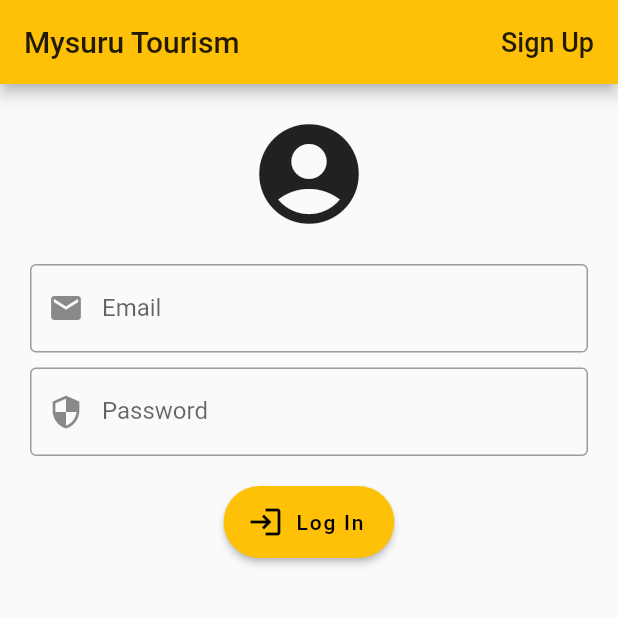
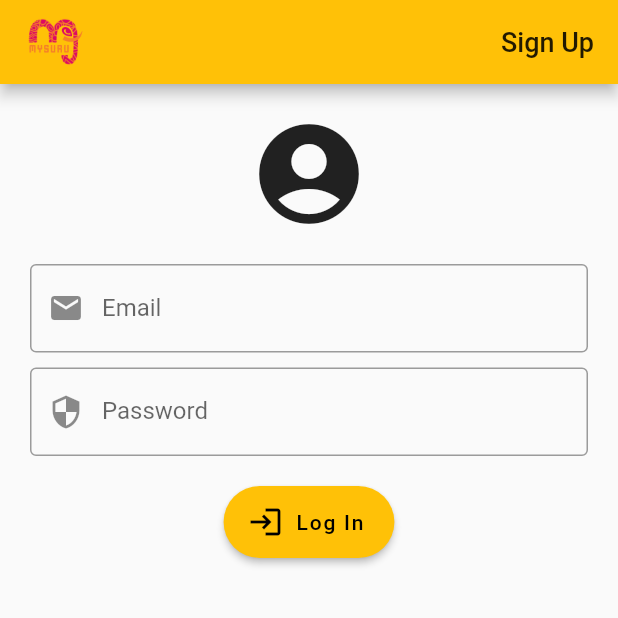
Before and after one commit to Elemento24/DSCWoW_Mysuru-Toursim, a Flutter app: the screen it shows after launch, after a tap on "Sign Up", after a tap on "Login", on a phone screen of 412 x 824 dp, the top half of it. Run offline on Flutter 3.47's test engine with Material 2 defaults, Android fonts, the phone set to English and light mode, and no system bars; our stand-ins replace flutter_dotenv, shared_preferences; statements that could not run were skipped.

Commit message:
Add the Logo in the Navbars

```diff
--- a/lib/screens/login_screen.dart
+++ b/lib/screens/login_screen.dart
@@ -9,7 +9,12 @@ class LoginScreen extends StatelessWidget {
   Widget build(BuildContext context) {
     return Scaffold(
       appBar: AppBar(
-        title: Text('Mysuru Tourism'),
+        leading: Container(
+          padding: EdgeInsets.only(left: 16),
+          child: Image(
+            image: AssetImage('assets/images/0.png'),
+          ),
+        ),
         actions: [
           FlatButton(
             onPressed: () {
--- a/lib/screens/signup_screen.dart
+++ b/lib/screens/signup_screen.dart
@@ -10,7 +10,12 @@ class SignupScreen extends StatelessWidget {
   Widget build(BuildContext context) {
     return Scaffold(
       appBar: AppBar(
-        title: Text('Mysuru Tourism'),
+        leading: Container(
+          padding: EdgeInsets.only(left: 16),
+          child: Image(
+            image: AssetImage('assets/images/0.png'),
+          ),
+        ),
         actions: [
           FlatButton(
             onPressed: () {
```
